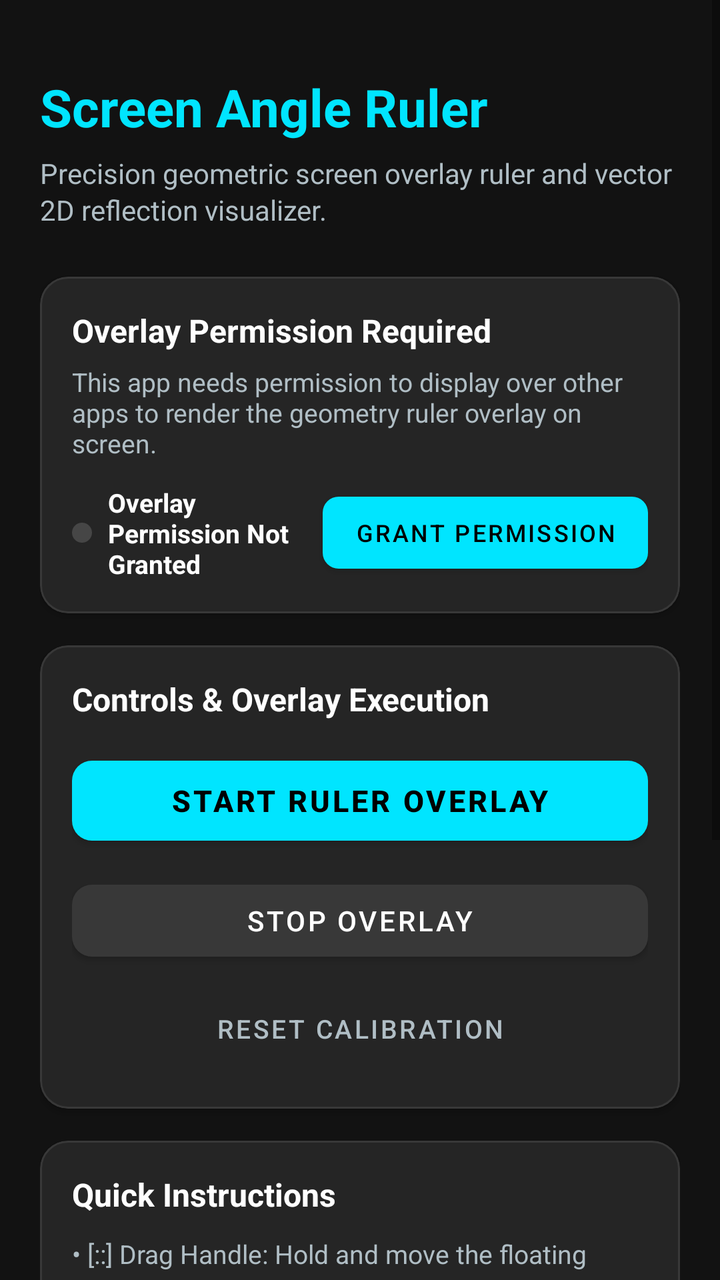
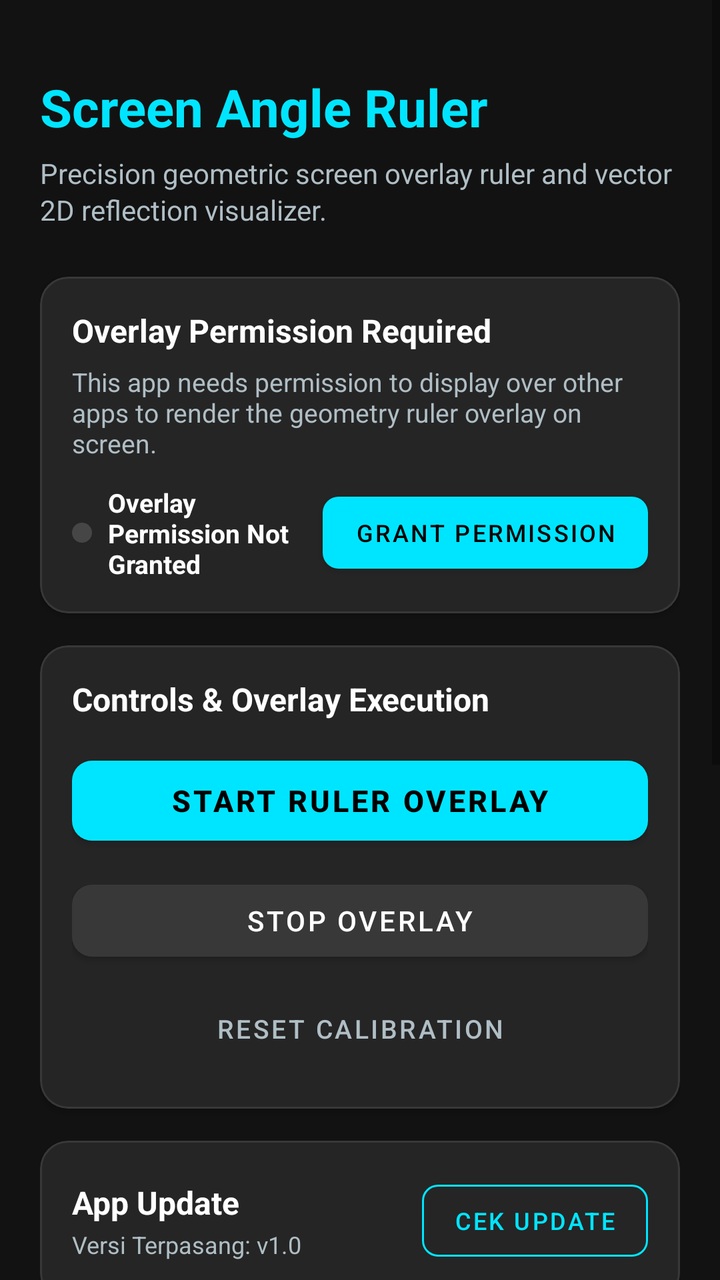

Compare the two renders of this Android layout. The source of the first and the diff that turns it into the second are given below.
<!-- AndroidManifest.xml: activity theme Theme.ScreenAngleRuler -->
<!-- res/layout/activity_main.xml -->
<?xml version="1.0" encoding="utf-8"?>
<ScrollView xmlns:android="http://schemas.android.com/apk/res/android"
    xmlns:app="http://schemas.android.com/apk/res-auto"
    xmlns:tools="http://schemas.android.com/tools"
    android:layout_width="match_parent"
    android:layout_height="match_parent"
    android:background="@color/background_dark"
    android:fillViewport="true">

    <LinearLayout
        android:layout_width="match_parent"
        android:layout_height="wrap_content"
        android:orientation="vertical"
        android:padding="20dp">

        
        <LinearLayout
            android:layout_width="match_parent"
            android:layout_height="wrap_content"
            android:layout_marginTop="16dp"
            android:layout_marginBottom="24dp"
            android:orientation="vertical">

            <TextView
                android:id="@+id/tvAppTitle"
                android:layout_width="wrap_content"
                android:layout_height="wrap_content"
                android:text="@string/app_name"
                android:textColor="@color/cyan_accent"
                android:textSize="26sp"
                android:textStyle="bold" />

            <TextView
                android:id="@+id/tvAppSubtitle"
                android:layout_width="match_parent"
                android:layout_height="wrap_content"
                android:layout_marginTop="6dp"
                android:text="@string/app_description"
                android:textColor="@color/text_secondary"
                android:textSize="14sp"
                android:lineSpacingExtra="2dp" />
        </LinearLayout>

        
        <com.google.android.material.card.MaterialCardView
            android:id="@+id/cardPermission"
            android:layout_width="match_parent"
            android:layout_height="wrap_content"
            android:layout_marginBottom="16dp"
            app:cardBackgroundColor="@color/surface_card"
            app:cardCornerRadius="14dp"
            app:cardElevation="2dp"
            app:strokeColor="@color/surface_card_border"
            app:strokeWidth="1dp">

            <LinearLayout
                android:layout_width="match_parent"
                android:layout_height="wrap_content"
                android:orientation="vertical"
                android:padding="16dp">

                <TextView
                    android:layout_width="wrap_content"
                    android:layout_height="wrap_content"
                    android:text="@string/permission_title"
                    android:textColor="@color/text_primary"
                    android:textSize="16sp"
                    android:textStyle="bold" />

                <TextView
                    android:id="@+id/tvPermissionDesc"
                    android:layout_width="match_parent"
                    android:layout_height="wrap_content"
                    android:layout_marginTop="6dp"
                    android:text="@string/permission_desc"
                    android:textColor="@color/text_secondary"
                    android:textSize="13sp" />

                <LinearLayout
                    android:layout_width="match_parent"
                    android:layout_height="wrap_content"
                    android:layout_marginTop="12dp"
                    android:gravity="center_vertical"
                    android:orientation="horizontal">

                    <View
                        android:id="@+id/indicatorStatus"
                        android:layout_width="10dp"
                        android:layout_height="10dp"
                        android:background="@drawable/bg_control_btn" />

                    <TextView
                        android:id="@+id/tvPermissionStatus"
                        android:layout_width="0dp"
                        android:layout_height="wrap_content"
                        android:layout_marginStart="8dp"
                        android:layout_weight="1"
                        android:text="@string/permission_not_granted"
                        android:textColor="@color/text_primary"
                        android:textSize="13sp"
                        android:textStyle="bold" />

                    <com.google.android.material.button.MaterialButton
                        android:id="@+id/btnGrantPermission"
                        android:layout_width="wrap_content"
                        android:layout_height="wrap_content"
                        android:text="@string/btn_grant_permission"
                        android:textColor="@color/black"
                        android:textSize="12sp"
                        app:backgroundTint="@color/cyan_accent"
                        app:cornerRadius="8dp" />
                </LinearLayout>
            </LinearLayout>
        </com.google.android.material.card.MaterialCardView>

        
        <com.google.android.material.card.MaterialCardView
            android:layout_width="match_parent"
            android:layout_height="wrap_content"
            android:layout_marginBottom="16dp"
            app:cardBackgroundColor="@color/surface_card"
            app:cardCornerRadius="14dp"
            app:cardElevation="2dp"
            app:strokeColor="@color/surface_card_border"
            app:strokeWidth="1dp">

            <LinearLayout
                android:layout_width="match_parent"
                android:layout_height="wrap_content"
                android:orientation="vertical"
                android:padding="16dp">

                <TextView
                    android:layout_width="wrap_content"
                    android:layout_height="wrap_content"
                    android:text="Controls &amp; Overlay Execution"
                    android:textColor="@color/text_primary"
                    android:textSize="16sp"
                    android:textStyle="bold" />

                <com.google.android.material.button.MaterialButton
                    android:id="@+id/btnStartOverlay"
                    android:layout_width="match_parent"
                    android:layout_height="52dp"
                    android:layout_marginTop="14dp"
                    android:text="@string/btn_start_overlay"
                    android:textColor="@color/black"
                    android:textSize="15sp"
                    android:textStyle="bold"
                    app:backgroundTint="@color/cyan_accent"
                    app:cornerRadius="10dp" />

                <com.google.android.material.button.MaterialButton
                    android:id="@+id/btnStopOverlay"
                    android:layout_width="match_parent"
                    android:layout_height="48dp"
                    android:layout_marginTop="10dp"
                    android:text="@string/btn_stop_overlay"
                    android:textColor="@color/white"
                    android:textSize="14sp"
                    app:backgroundTint="@color/surface_card_border"
                    app:cornerRadius="10dp" />

                <com.google.android.material.button.MaterialButton
                    android:id="@+id/btnResetCalibration"
                    style="@style/Widget.MaterialComponents.Button.TextButton"
                    android:layout_width="match_parent"
                    android:layout_height="wrap_content"
                    android:layout_marginTop="6dp"
                    android:text="@string/btn_reset_calibration"
                    android:textColor="@color/text_secondary"
                    android:textSize="13sp" />
            </LinearLayout>
        </com.google.android.material.card.MaterialCardView>

        
        <com.google.android.material.card.MaterialCardView
            android:layout_width="match_parent"
            android:layout_height="wrap_content"
            android:layout_marginBottom="24dp"
            app:cardBackgroundColor="@color/surface_card"
            app:cardCornerRadius="14dp"
            app:cardElevation="2dp"
            app:strokeColor="@color/surface_card_border"
            app:strokeWidth="1dp">

            <LinearLayout
                android:layout_width="match_parent"
                android:layout_height="wrap_content"
                android:orientation="vertical"
                android:padding="16dp">

                <TextView
                    android:layout_width="wrap_content"
                    android:layout_height="wrap_content"
                    android:text="Quick Instructions"
                    android:textColor="@color/text_primary"
                    android:textSize="16sp"
                    android:textStyle="bold" />

                    <TextView
                        android:layout_width="match_parent"
                        android:layout_height="wrap_content"
                        android:layout_marginTop="10dp"
                        android:lineSpacingExtra="3dp"
                        android:text="• [::] Drag Handle: Hold and move the floating toolbar anywhere.\n• [Ghost 4s]: Auto-hide overlay for 4 seconds for instant unobstructed execution.\n• [Handles A/B/C]: Offset finger grip pads preventing finger obstruction with tether lines.\n• [6-Line]: 1-Point Target Mode with 6 direct vertex rays and 10 mirror reflection rays (plain lines).\n• [Calib / Save Bound]: 8-handle calibration (auto-clamped in Landscape) &amp; [Reset Bound]. Border is clean-hidden when saved.\n• [⚙]: Open thickness, opacity, and line color picker sub-panel.\n• [− / +]: Minimize toolbar into a mini capsule with instant [ON] / [OFF] toggle.\n• [✕]: Dismiss the overlay service completely."
                        android:textColor="@color/text_secondary"
                        android:textSize="13sp" />
            </LinearLayout>
        </com.google.android.material.card.MaterialCardView>

    </LinearLayout>
</ScrollView>
<!-- resources referenced by this layout -->
<resources>
  <color name="background_dark">#FF121212</color>
  <color name="black">#FF000000</color>
  <color name="cyan_accent">#00E5FF</color>
  <color name="surface_card">#FF252525</color>
  <color name="surface_card_border">#FF383838</color>
  <color name="text_primary">#FFFFFFFF</color>
  <color name="text_secondary">#B0BEC5</color>
  <color name="white">#FFFFFFFF</color>
  <!-- drawable bg_control_btn (drawable) -->
  <?xml version="1.0" encoding="utf-8"?>
  <shape xmlns:android="http://schemas.android.com/apk/res/android"
      android:shape="rectangle">
      <solid android:color="#26FFFFFF" />
      <corners android:radius="8dp" />
  </shape>
  <string name="app_description">Precision geometric screen overlay ruler and vector 2D reflection visualizer.</string>
  <string name="app_name">Screen Angle Ruler</string>
  <string name="btn_grant_permission">Grant Permission</string>
  <string name="btn_reset_calibration">Reset Calibration</string>
  <string name="btn_start_overlay">Start Ruler Overlay</string>
  <string name="btn_stop_overlay">Stop Overlay</string>
  <string name="permission_desc">This app needs permission to display over other apps to render the geometry ruler overlay on screen.</string>
  <string name="permission_not_granted">Overlay Permission Not Granted</string>
  <string name="permission_title">Overlay Permission Required</string>
  <style name="Theme.ScreenAngleRuler" parent="Theme.MaterialComponents.DayNight.NoActionBar">
          
          <item name="colorPrimary">@color/cyan_accent</item>
          <item name="colorPrimaryVariant">@color/cyan_accent_dark</item>
          <item name="colorOnPrimary">@color/black</item>
          
          <item name="colorSecondary">@color/yellow_accent</item>
          <item name="colorSecondaryVariant">@color/yellow_accent</item>
          <item name="colorOnSecondary">@color/black</item>
          
          <item name="android:statusBarColor">@color/background_dark</item>
          <item name="android:windowLightStatusBar">false</item>
          <item name="android:navigationBarColor">@color/background_dark</item>
          
          <item name="android:windowBackground">@color/background_dark</item>
          <item name="colorSurface">@color/surface_dark</item>
          <item name="colorOnSurface">@color/text_primary</item>
      </style>
  <color name="cyan_accent_dark">#00B0FF</color>
  <color name="yellow_accent">#FFD600</color>
  <color name="surface_dark">#FF1E1E1E</color>
</resources>

<!-- the commit's change to res/layout/activity_main.xml (unified diff, before → after) -->
@@ -175,6 +175,90 @@
 
         
         <com.google.android.material.card.MaterialCardView
+            android:id="@+id/cardUpdate"
+            android:layout_width="match_parent"
+            android:layout_height="wrap_content"
+            android:layout_marginBottom="16dp"
+            app:cardBackgroundColor="@color/surface_card"
+            app:cardCornerRadius="14dp"
+            app:cardElevation="2dp"
+            app:strokeColor="@color/surface_card_border"
+            app:strokeWidth="1dp">
+
+            <LinearLayout
+                android:layout_width="match_parent"
+                android:layout_height="wrap_content"
+                android:orientation="vertical"
+                android:padding="16dp">
+
+                <LinearLayout
+                    android:layout_width="match_parent"
+                    android:layout_height="wrap_content"
+                    android:gravity="center_vertical"
+                    android:orientation="horizontal">
+
+                    <LinearLayout
+                        android:layout_width="0dp"
+                        android:layout_height="wrap_content"
+                        android:layout_weight="1"
+                        android:orientation="vertical">
+
+                        <TextView
+                            android:layout_width="wrap_content"
+                            android:layout_height="wrap_content"
+                            android:text="@string/label_check_update"
+                            android:textColor="@color/text_primary"
+                            android:textSize="16sp"
+                            android:textStyle="bold" />
+
+                        <TextView
+                            android:id="@+id/tvCurrentVersion"
+                            android:layout_width="wrap_content"
+                            android:layout_height="wrap_content"
+                            android:layout_marginTop="2dp"
+                            android:text="Versi Terpasang: v1.0"
+                            android:textColor="@color/text_secondary"
+                            android:textSize="12sp" />
+                    </LinearLayout>
+
+                    <com.google.android.material.button.MaterialButton
+                        android:id="@+id/btnCheckUpdate"
+                        style="@style/Widget.MaterialComponents.Button.OutlinedButton"
+                        android:layout_width="wrap_content"
+                        android:layout_height="wrap_content"
+                        android:text="@string/btn_check_update"
+                        android:textColor="@color/cyan_accent"
+                        android:textSize="12sp"
+                        app:cornerRadius="8dp"
+                        app:strokeColor="@color/cyan_accent"
+                        app:strokeWidth="1dp" />
+                </LinearLayout>
+
+                <TextView
+                    android:id="@+id/tvUpdateStatus"
+                    android:layout_width="match_parent"
+                    android:layout_height="wrap_content"
+                    android:layout_marginTop="8dp"
+                    android:textColor="@color/yellow_accent"
+                    android:textSize="12sp"
+                    android:visibility="gone" />
+
+                <ProgressBar
+                    android:id="@+id/progressBarUpdate"
+                    style="?android:attr/progressBarStyleHorizontal"
+                    android:layout_width="match_parent"
+                    android:layout_height="wrap_content"
+                    android:layout_marginTop="6dp"
+                    android:indeterminate="false"
+                    android:max="100"
+                    android:progress="0"
+                    android:progressTint="@color/cyan_accent"
+                    android:visibility="gone" />
+            </LinearLayout>
+        </com.google.android.material.card.MaterialCardView>
+
+        
+        <com.google.android.material.card.MaterialCardView
             android:layout_width="match_parent"
             android:layout_height="wrap_content"
             android:layout_marginBottom="24dp"
<!-- resource entries referenced after the edit -->
@@ -17,10 +17,12 @@
   </shape>
   <string name="app_description">Precision geometric screen overlay ruler and vector 2D reflection visualizer.</string>
   <string name="app_name">Screen Angle Ruler</string>
+  <string name="btn_check_update">Cek Update</string>
   <string name="btn_grant_permission">Grant Permission</string>
   <string name="btn_reset_calibration">Reset Calibration</string>
   <string name="btn_start_overlay">Start Ruler Overlay</string>
   <string name="btn_stop_overlay">Stop Overlay</string>
+  <string name="label_check_update">App Update</string>
   <string name="permission_desc">This app needs permission to display over other apps to render the geometry ruler overlay on screen.</string>
   <string name="permission_not_granted">Overlay Permission Not Granted</string>
   <string name="permission_title">Overlay Permission Required</string>
